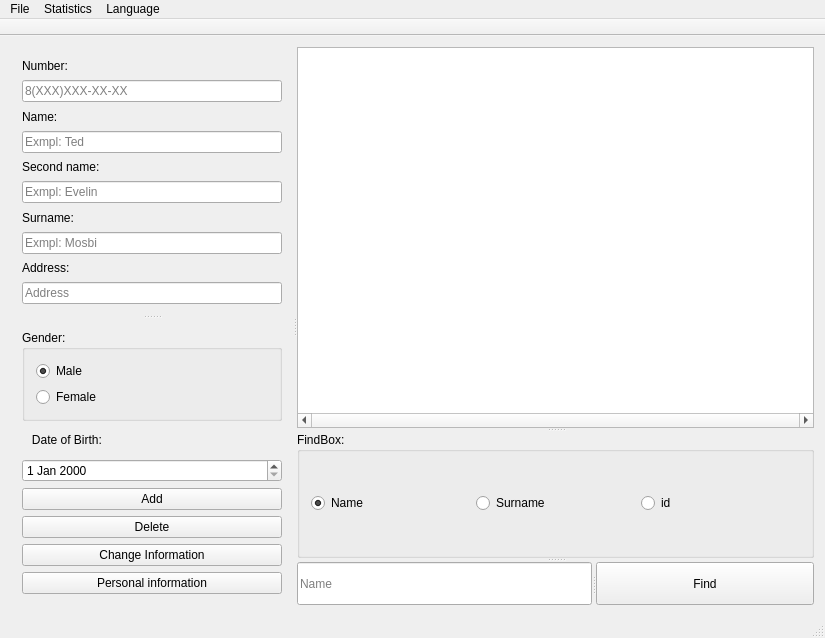
The window that mainwindow.ui (MrEninng/Phone_book) describes before a commit, drawn with Qt 5.
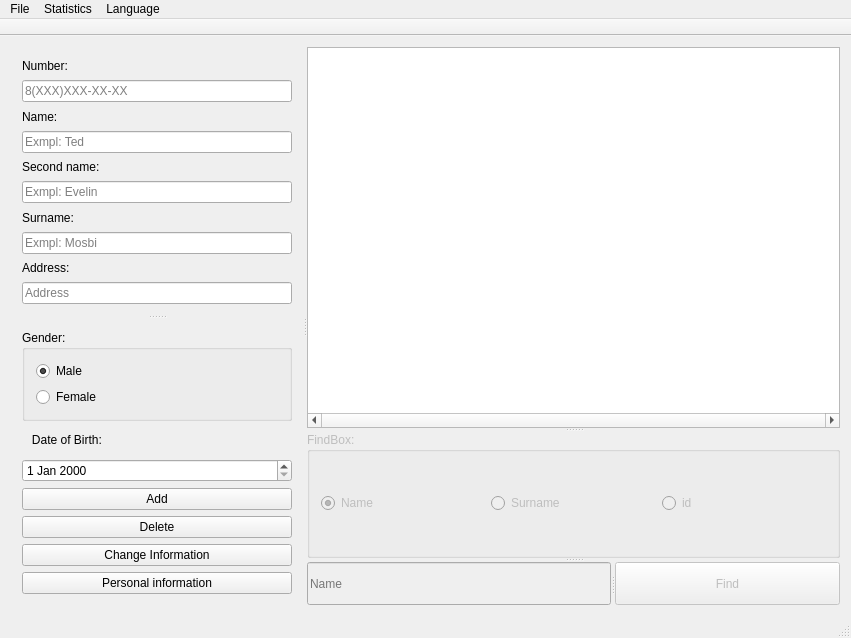
The same window after the commit.

```diff
--- a/mainwindow.ui
+++ b/mainwindow.ui
@@ -6,7 +6,7 @@
    <rect>
     <x>0</x>
     <y>0</y>
-    <width>825</width>
+    <width>851</width>
     <height>638</height>
    </rect>
   </property>
@@ -223,6 +223,9 @@
         </property>
        </widget>
        <widget class="QSplitter" name="splitter_3">
+        <property name="enabled">
+         <bool>false</bool>
+        </property>
         <property name="orientation">
          <enum>Qt::Vertical</enum>
         </property>
@@ -294,7 +297,7 @@
     <rect>
      <x>0</x>
      <y>0</y>
-     <width>825</width>
+     <width>851</width>
      <height>25</height>
     </rect>
    </property>
```
